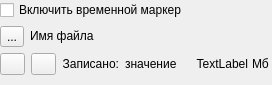
VorobetsRoman/ipRecorder, file recorderform.ui: the form before one commit.
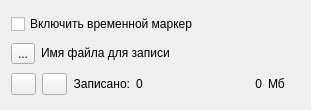
The form after the commit. Icons and pictures are not drawn.

Diff of the .ui file:
```diff
--- a/recorderform.ui
+++ b/recorderform.ui
@@ -6,22 +6,13 @@
    <rect>
     <x>0</x>
     <y>0</y>
-    <width>272</width>
-    <height>85</height>
+    <width>311</width>
+    <height>110</height>
    </rect>
   </property>
   <property name="windowTitle">
    <string>Form</string>
   </property>
-  <widget class="QWidget" name="layoutWidget">
-   <property name="geometry">
-    <rect>
-     <x>0</x>
-     <y>0</y>
-     <width>269</width>
-     <height>78</height>
-    </rect>
-   </property>
    <layout class="QVBoxLayout" name="verticalLayout">
     <item>
      <widget class="QCheckBox" name="cbTimeMarker">
@@ -48,7 +39,7 @@
          </size>
         </property>
         <property name="text">
-         <string>Имя файла</string>
+        <string>Имя файла для записи</string>
         </property>
        </widget>
       </item>
@@ -125,7 +116,7 @@
          </size>
         </property>
         <property name="text">
-         <string>значение</string>
+        <string>0</string>
         </property>
        </widget>
       </item>
@@ -144,7 +135,7 @@
          </size>
         </property>
         <property name="text">
-         <string>TextLabel</string>
+        <string>0</string>
         </property>
         <property name="alignment">
          <set>Qt::AlignRight|Qt::AlignTrailing|Qt::AlignVCenter</set>
@@ -167,7 +158,6 @@
      </layout>
     </item>
    </layout>
-  </widget>
  </widget>
  <resources>
   <include location="buttons.qrc"/>
```
Lines whose indentation alone changed are shown as unchanged.
